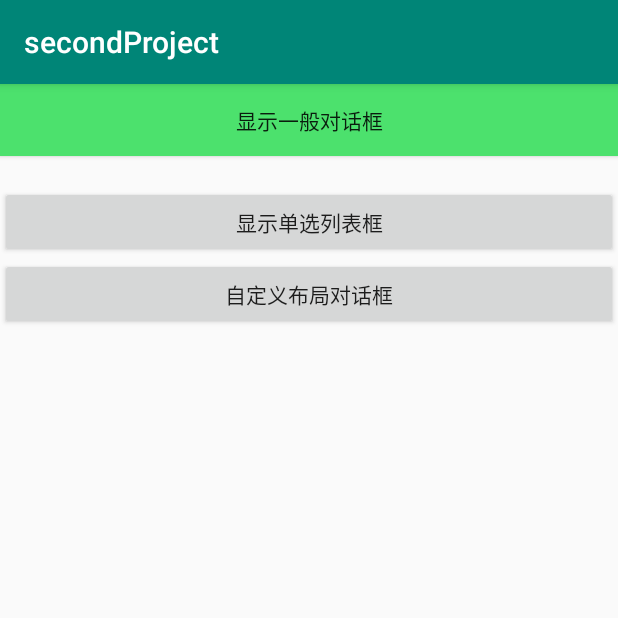
After one commit to chenjiabing666/Second-project, an Android app: the DialogActivity screen opened directly, with no data from a screen before it, on a phone screen of 412 x 824 dp, the top half of it. The commit adds this screen. Run offline under Robolectric (Android 15) with nearby library versions, the phone set to English and light mode, and no system bars.

Commit message:
一般对话框，单选列表框，自定义布局对话框

```diff
--- a/app/src/main/AndroidManifest.xml
+++ b/app/src/main/AndroidManifest.xml
@@ -17,7 +17,8 @@
             </intent-filter>
         </activity>
         <activity android:name=".SecondActivity" />
-        <activity android:name=".ThirdActivity"></activity>
+        <activity android:name=".ThirdActivity" />
+        <activity android:name=".DialogActivity"></activity>
     </application>
 
 </manifest>
--- /dev/null
+++ b/app/src/main/res/layout/activity_dialog.xml
@@ -0,0 +1,33 @@
+<?xml version="1.0" encoding="utf-8"?>
+<LinearLayout xmlns:android="http://schemas.android.com/apk/res/android"
+    xmlns:app="http://schemas.android.com/apk/res-auto"
+    xmlns:tools="http://schemas.android.com/tools"
+    android:layout_width="match_parent"
+    android:layout_height="match_parent"
+    android:orientation="vertical"
+    tools:context=".DialogActivity">
+
+
+    <Button
+        android:id="@+id/btn_d1"
+        android:layout_width="match_parent"
+        android:layout_height="wrap_content"
+        android:text="显示一般对话框"
+        android:onClick="showAD"
+        android:background="#4CE16D"
+        android:layout_marginBottom="20dp"/>
+
+    <Button
+        android:id="@+id/btn_d2"
+        android:layout_width="match_parent"
+        android:layout_height="wrap_content"
+        android:text="显示单选列表框"
+        android:onClick="showSignal"/>
+
+    <Button
+        android:id="@+id/btn_d3"
+        android:layout_width="match_parent"
+        android:layout_height="wrap_content"
+        android:text="自定义布局对话框"
+        android:onClick="showCustom"/>
+</LinearLayout>
```
Also changed, not shown: app/src/main/java/cn/tedu/hello/DialogActivity.java (added, +121 -0 lines), app/src/main/java/cn/tedu/hello/MainActivity.java (+8 -0 lines), app/src/main/res/layout/activity_main.xml (+10 -0 lines), app/src/main/res/layout/dialog_view.xml (added, +44 -0 lines), app/src/main/res/drawable/title.png (added), app/src/main/res/mipmap-hdpi/title.png (added), 5 other files.
